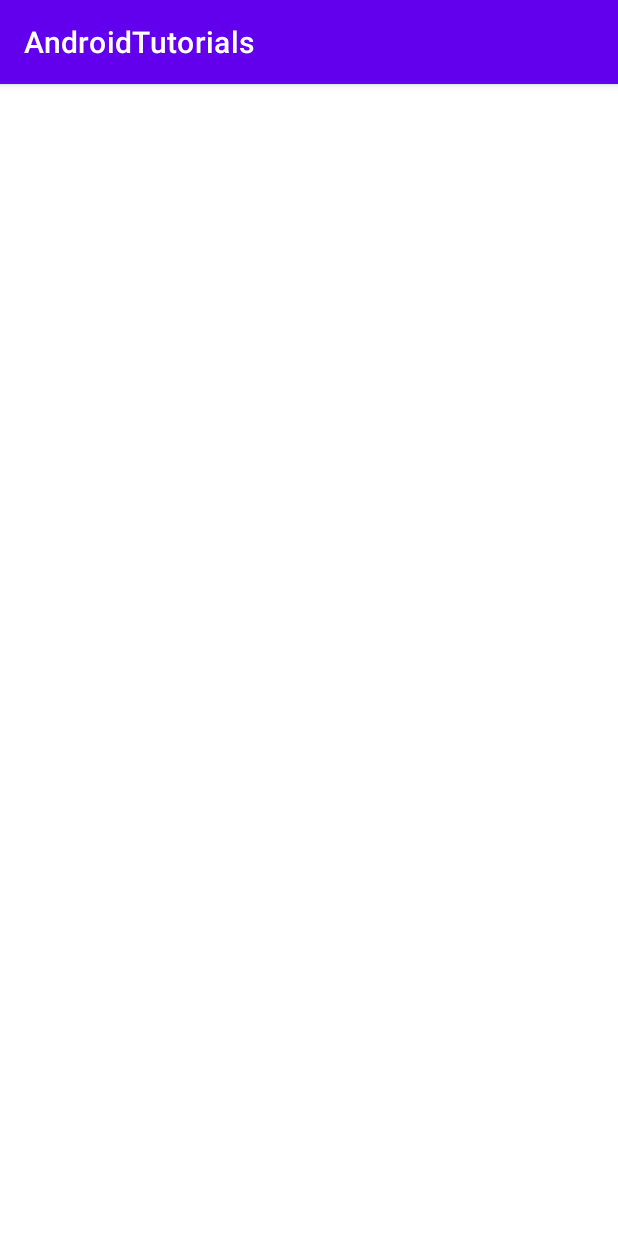
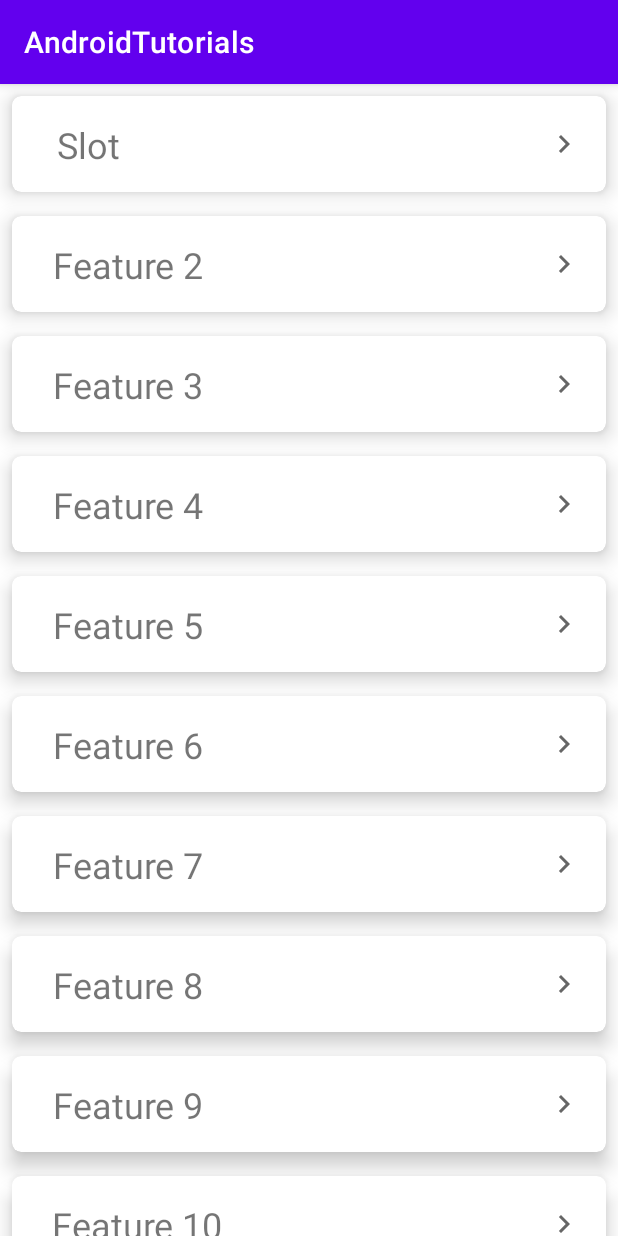
Before and after one commit to niranjk/android_tutorial, an Android app: the screen it shows after launch (MainActivity), on a phone screen of 412 x 824 dp. Run offline under Robolectric (Android 15) with nearby library versions, the phone set to English and light mode, and no system bars.

Commit message:
Slot Machine - RecyclerView, Adapter, ViewHolders tutorial, Random Numbers

```diff
--- a/app/build.gradle
+++ b/app/build.gradle
@@ -16,11 +16,11 @@ plugins {
  * SDK version, test runners, build targets ....
  */
 android {
-    compileSdk 32
+    compileSdk 33
     defaultConfig {
         applicationId "com.niranjan.androidtutorials"
         minSdk 21
-        targetSdk 32
+        targetSdk 33
         versionCode 1
         versionName "1.0"
         testInstrumentationRunner "androidx.test.runner.AndroidJUnitRunner"
--- a/app/src/main/AndroidManifest.xml
+++ b/app/src/main/AndroidManifest.xml
@@ -14,10 +14,10 @@
                 android:exported="true">
             <intent-filter>
                 <action android:name="android.intent.action.MAIN"/>
-
                 <category android:name="android.intent.category.LAUNCHER"/>
             </intent-filter>
         </activity>
+        <activity android:name=".slot.SlotActivity"/>
     </application>
 
 </manifest>
--- /dev/null
+++ b/app/src/main/java/com/niranjan/androidtutorials/DummyData.kt
@@ -0,0 +1,37 @@
+package com.niranjan.androidtutorials
+
+object DummyData {
+
+    fun dummyList() = listOf(
+        MainItemUiModel(
+            title = "Slot"
+        ),
+        MainItemUiModel(
+            title = "Feature 2"
+        ),
+        MainItemUiModel(
+            title = "Feature 3"
+        ),
+        MainItemUiModel(
+            title = "Feature 4"
+        ),
+        MainItemUiModel(
+            title = "Feature 5"
+        ),
+        MainItemUiModel(
+            title = "Feature 6"
+        ),
+        MainItemUiModel(
+            title = "Feature 7"
+        ),
+        MainItemUiModel(
+            title = "Feature 8"
+        ),
+        MainItemUiModel(
+            title = "Feature 9"
+        ),
+        MainItemUiModel(
+            title = "Feature 10"
+        ),
+    )
+}
--- a/app/src/main/java/com/niranjan/androidtutorials/MainActivity.kt
+++ b/app/src/main/java/com/niranjan/androidtutorials/MainActivity.kt
@@ -1,9 +1,11 @@
 package com.niranjan.androidtutorials
 
+import android.content.Intent
 import androidx.appcompat.app.AppCompatActivity
 import android.os.Bundle
-import android.widget.Toast
+import androidx.recyclerview.widget.LinearLayoutManager
 import com.niranjan.androidtutorials.databinding.ActivityMainBinding
+import com.niranjan.androidtutorials.slot.SlotActivity
 
 /**
  * Our MainActivity extends the AppCompatActivity and inherits the behavior from the Android Framework Activity. So we can override the lifecycle methods to our MainActivity.
@@ -14,6 +16,21 @@ class MainActivity : AppCompatActivity() {
     // ViewBinding
     private lateinit var binding : ActivityMainBinding  // Lately initalized in onCreate function call
     // private var nullableBinding: ActivityMainBinding? = null
+
+    private val mainAdapter = MainAdapter(DummyData.dummyList()){
+        // adapter item click
+        when(it){
+            MainConstants.Feature.SLOT.value -> {
+                //navigate to SlotActivity
+                startActivity(
+                    Intent(this, SlotActivity::class.java)
+                )
+            }
+            else -> {
+                // nothing
+            }
+        }
+    }
     override fun onCreate(savedInstanceState: Bundle?) {
         super.onCreate(savedInstanceState)
         /***
@@ -24,12 +41,8 @@ class MainActivity : AppCompatActivity() {
         binding = ActivityMainBinding.inflate(layoutInflater)
         setContentView(binding.root)
         with(binding){
-            // we are using a View.OnClickListener as Single Abstract Method here
-            button.setOnClickListener {
-                helloTv.text = resources.getString(R.string.app_name)
-                // we make a toast on button press
-                Toast.makeText( it.context, getString(R.string.label_press_me_desc), Toast.LENGTH_LONG).show()
-            }
+            mainRv.adapter = mainAdapter
+            mainRv.layoutManager = LinearLayoutManager(this@MainActivity)
         }
     }
     // Activity Lifecycle - Stage Visible
--- /dev/null
+++ b/app/src/main/java/com/niranjan/androidtutorials/MainAdapter.kt
@@ -0,0 +1,39 @@
+package com.niranjan.androidtutorials
+
+import android.view.LayoutInflater
+import android.view.ViewGroup
+import androidx.recyclerview.widget.RecyclerView
+import com.niranjan.androidtutorials.databinding.RecyclerItemViewBinding
+
+class MainAdapter(
+    private val itemList: List<MainItemUiModel>,
+    val itemListeners : (title: String) -> Unit // item click listener
+) : RecyclerView.Adapter<MainAdapter.MainViewHolder>(){
+
+    private lateinit var binding : RecyclerItemViewBinding
+    override fun getItemCount(): Int = itemList.size
+
+    override fun onCreateViewHolder(parent: ViewGroup, viewType: Int): MainViewHolder {
+        binding = RecyclerItemViewBinding.inflate(
+            LayoutInflater.from(
+                parent.context
+            ),
+            parent,
+            false
+        )
+        return MainViewHolder(binding)
+    }
+
+    override fun onBindViewHolder(holder: MainViewHolder, position: Int) {
+        holder.bind(itemList[position])
+    }
+
+    inner class MainViewHolder(binding: RecyclerItemViewBinding): RecyclerView.ViewHolder(binding.root) {
+        fun bind(item: MainItemUiModel){
+            binding.itemTv.text = item.title
+            binding.itemContainer.setOnClickListener {
+                itemListeners.invoke(item.title)
+            }
+        }
+    }
+}
--- /dev/null
+++ b/app/src/main/java/com/niranjan/androidtutorials/MainItemUiModel.kt
@@ -0,0 +1,5 @@
+package com.niranjan.androidtutorials
+
+data class MainItemUiModel(
+    val title: String = ""
+)
--- /dev/null
+++ b/app/src/main/res/drawable/ic_navigate_next.xml
@@ -0,0 +1,11 @@
+<vector xmlns:android="http://schemas.android.com/apk/res/android"
+    android:width="24dp"
+    android:height="24dp"
+    android:viewportWidth="24"
+    android:viewportHeight="24"
+    android:tint="?attr/colorControlNormal"
+    android:autoMirrored="true">
+  <path
+      android:fillColor="@android:color/white"
+      android:pathData="M10,6L8.59,7.41 13.17,12l-4.58,4.59L10,18l6,-6z"/>
+</vector>
--- /dev/null
+++ b/app/src/main/res/layout/recycler_item_view.xml
@@ -0,0 +1,41 @@
+<?xml version="1.0" encoding="utf-8"?>
+<androidx.cardview.widget.CardView
+        xmlns:android="http://schemas.android.com/apk/res/android"
+        xmlns:tools="http://schemas.android.com/tools"
+        xmlns:app="http://schemas.android.com/apk/res-auto"
+        android:layout_width="match_parent"
+        android:layout_height="wrap_content"
+        app:cardBackgroundColor="@color/design_default_color_background" app:cardCornerRadius="6dp"
+        app:cardElevation="8dp"
+        android:elevation="4dp" android:layout_margin="8dp">
+
+    <androidx.constraintlayout.widget.ConstraintLayout
+            android:id="@+id/item_container"
+            android:layout_width="match_parent"
+            android:layout_height="wrap_content"
+    >
+        <TextView
+                android:id="@+id/item_tv"
+                android:layout_width="wrap_content"
+                android:layout_height="32dp"
+                android:textSize="@dimen/text_24sp"
+                app:layout_constraintTop_toTopOf="parent"
+                app:layout_constraintBottom_toBottomOf="parent"
+                app:layout_constraintStart_toStartOf="parent"
+                app:layout_constraintEnd_toStartOf="@id/item_btn"
+                tools:text="textview"
+                android:layout_margin="@dimen/margin_16dp"
+                app:layout_constraintHorizontal_bias="0.05"/>
+        <ImageView
+                android:id="@+id/item_btn"
+                android:layout_width="wrap_content"
+                android:layout_height="wrap_content"
+                android:src="@drawable/ic_navigate_next"
+                android:layout_marginEnd="@dimen/margin_16dp"
+                app:layout_constraintTop_toTopOf="@id/item_tv"
+                app:layout_constraintBottom_toBottomOf="@id/item_tv"
+                app:layout_constraintEnd_toEndOf="parent"
+        />
+    </androidx.constraintlayout.widget.ConstraintLayout>
+
+</androidx.cardview.widget.CardView>
```
Also changed, not shown: app/src/main/java/com/niranjan/androidtutorials/MainConstants.kt (added, +7 -0 lines), app/src/main/java/com/niranjan/androidtutorials/slot/SlotActivity.kt (added, +28 -0 lines), app/src/main/res/layout/activity_main.xml (+5 -27 lines), app/src/main/res/layout/activity_slot.xml (added, +61 -0 lines), app/src/main/res/values/dimens.xml (added, +17 -0 lines), app/src/main/res/values/strings.xml (+7 -0 lines).
